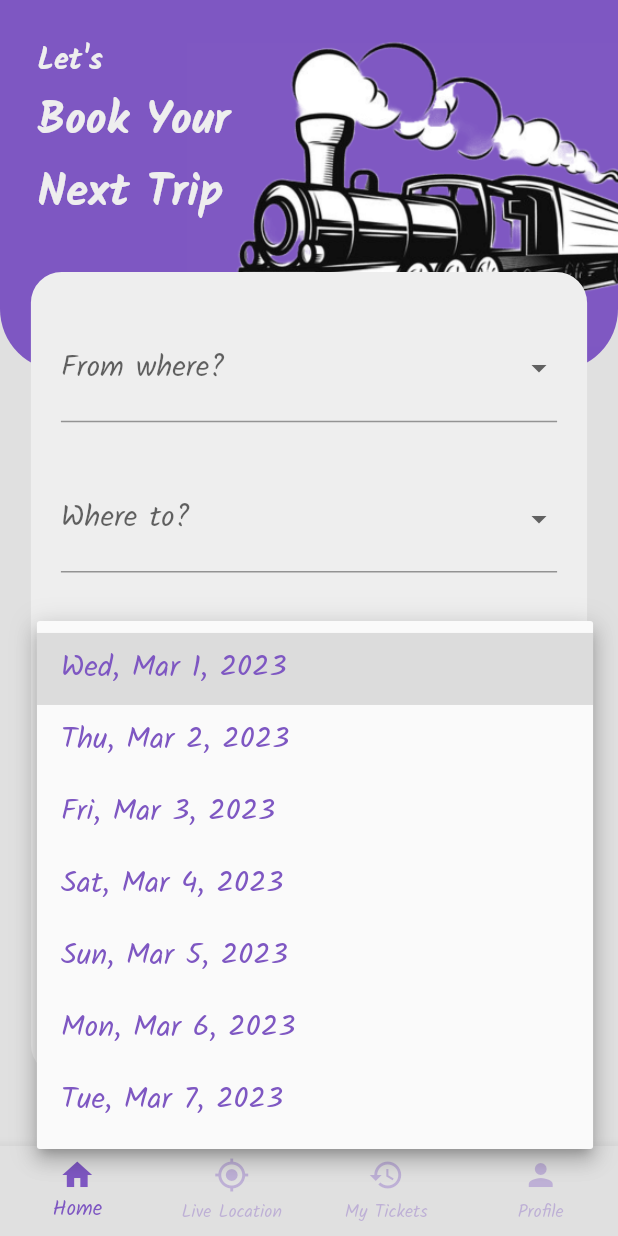
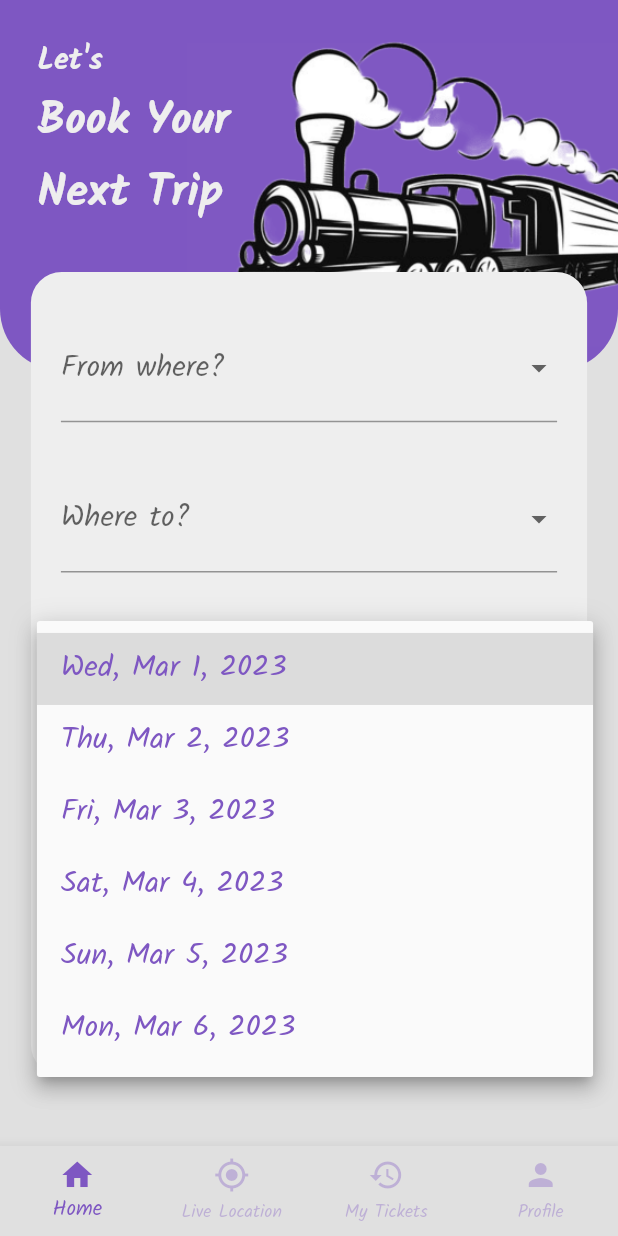
Before and after one commit to A1aaAhmed/graduation_project_app, a Flutter app: the screen it shows after launch, after a tap on "Departure date", on a phone screen of 412 x 824 dp. Run offline on Flutter 3.47's test engine with Material 2 defaults, Android fonts, the phone set to English and light mode, and no system bars; our stand-ins replace bloc, cloud_firestore, conditional_builder_null_safety, firebase_auth, firebase_core, flutter_bloc and 8 more; missing offline and left inert: graduation_proj; accounts and stored records are empty; network calls fail.

Commit message:
commit21

```diff
--- a/lib/modules/home_screen/secondsection/secondsection.dart
+++ b/lib/modules/home_screen/secondsection/secondsection.dart
@@ -229,11 +229,11 @@ List<DropdownMenuItem<String>> dates = [
       child: Text(DateFormat.yMMMEd()
           .format(DateTime.now().add(Duration(days: 6)))
           .toString())),
-  DropdownMenuItem(
-      value: DateTime.now().add(Duration(days: 7)).toString(),
-      child: Text(DateFormat.yMMMEd()
-          .format(DateTime.now().add(Duration(days: 7)))
-          .toString())),
+  // DropdownMenuItem(
+  //     value: DateTime.now().add(Duration(days: 7)).toString(),
+  //     child: Text(DateFormat.yMMMEd()
+  //         .format(DateTime.now().add(Duration(days: 7)))
+  //         .toString())),
 ];
 
 // Map<String, dynamic> train = {
```
